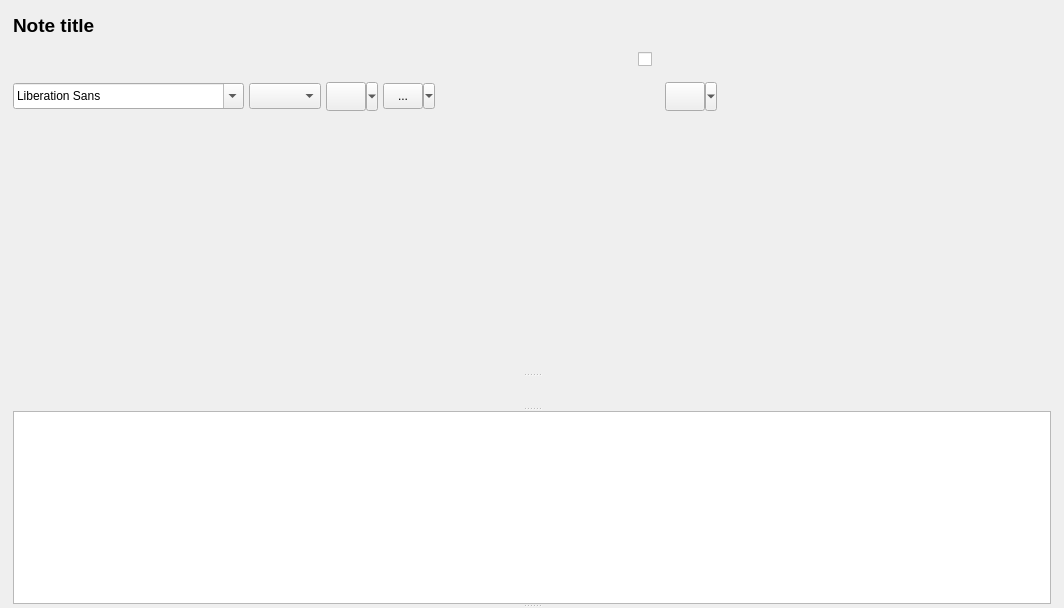
The window that quentier/src/widgets/NoteEditorWidget.ui (d1vanov/quentier) describes before a commit, drawn with Qt 5.
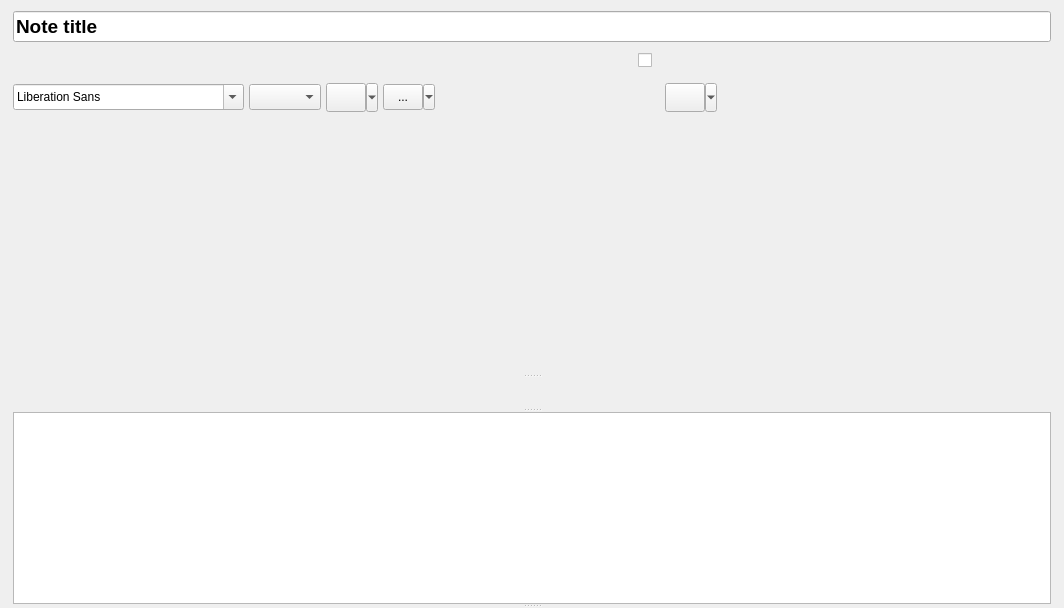
The same window after the commit. Icons and pictures are not drawn. Custom widgets are drawn as their Qt base class.

Commit message: Issue #85: first attempt to bring the note creation infrastructure to life. Doesn't work very good just yet but there's some progress overall

The edit to the form file:
```diff
--- a/quentier/src/widgets/NoteEditorWidget.ui
+++ b/quentier/src/widgets/NoteEditorWidget.ui
@@ -51,22 +51,7 @@
           <item>
            <layout class="QVBoxLayout" name="noteEditorHeaderVerticalLayout">
             <item>
-             <widget class="QLabel" name="noteNameLabel">
-              <property name="enabled">
-               <bool>true</bool>
-              </property>
-              <property name="sizePolicy">
-               <sizepolicy hsizetype="Preferred" vsizetype="Preferred">
-                <horstretch>0</horstretch>
-                <verstretch>0</verstretch>
-               </sizepolicy>
-              </property>
-              <property name="minimumSize">
-               <size>
-                <width>15</width>
-                <height>30</height>
-               </size>
-              </property>
+             <widget class="QLineEdit" name="noteNameLineEdit">
               <property name="font">
                <font>
                 <pointsize>14</pointsize>
@@ -80,14 +65,8 @@
               <property name="text">
                <string>Note title</string>
               </property>
-              <property name="textFormat">
-               <enum>Qt::RichText</enum>
-              </property>
-              <property name="alignment">
-               <set>Qt::AlignLeading|Qt::AlignLeft|Qt::AlignVCenter</set>
-              </property>
-              <property name="margin">
-               <number>5</number>
+              <property name="placeholderText">
+               <string>Click to set title...</string>
               </property>
              </widget>
             </item>
```
Left out of the diff: 3 changed lines with no effect on the pictures. The commit also changes 8 other files.
